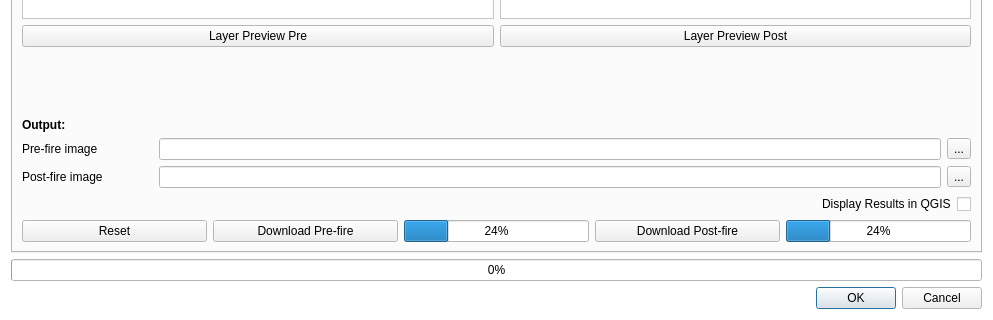
First picture: the form in BAD_dialog_base.ui, repository silviamacchi/bad_COPIA, before the edit; both pictures show x 0 to 993 and y 504 to 824 of the 993 by 824 pixel window.
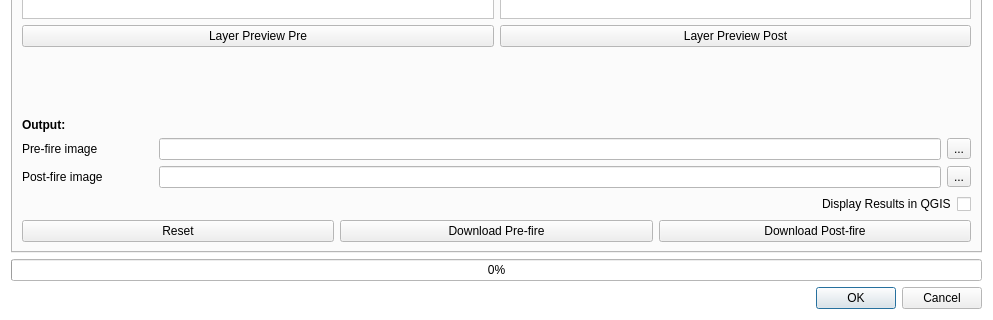
Second picture: the form after the edit. Custom widgets are drawn as their Qt base class.

```diff
--- a/BAD_dialog_base.ui
+++ b/BAD_dialog_base.ui
@@ -1130,7 +1130,7 @@
            </property>
           </widget>
          </item>
-         <item row="0" column="3">
+         <item row="0" column="2">
           <widget class="QPushButton" name="pushButton_FI_download_post">
            <property name="sizePolicy">
             <sizepolicy hsizetype="Expanding" vsizetype="Fixed">
@@ -1143,20 +1143,6 @@
            </property>
           </widget>
          </item>
-         <item row="0" column="2">
-          <widget class="QProgressBar" name="progressBar_pre">
-           <property name="value">
-            <number>24</number>
-           </property>
-          </widget>
-         </item>
-         <item row="0" column="4">
-          <widget class="QProgressBar" name="progressBar_post">
-           <property name="value">
-            <number>24</number>
-           </property>
-          </widget>
-         </item>
         </layout>
        </item>
       </layout>
```
Left out of the diff: 6 changed lines with no effect on the pictures.
